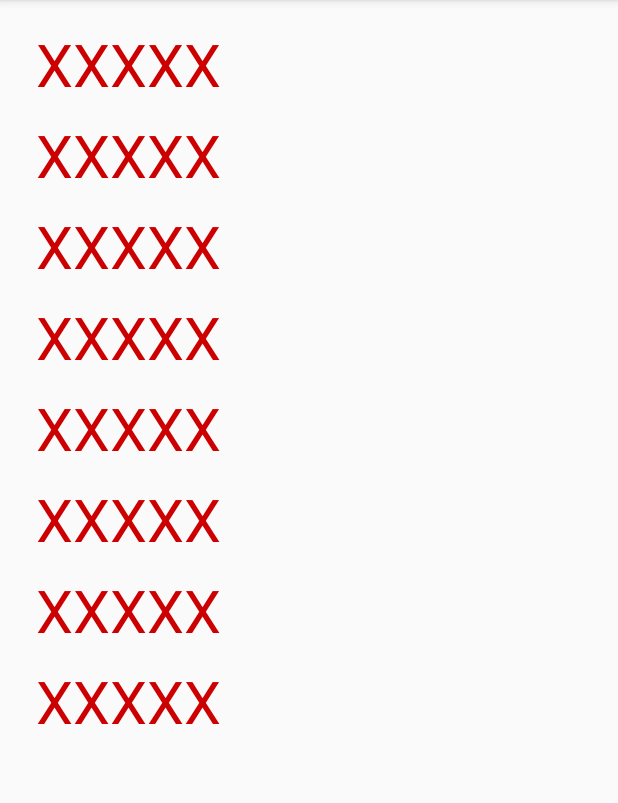
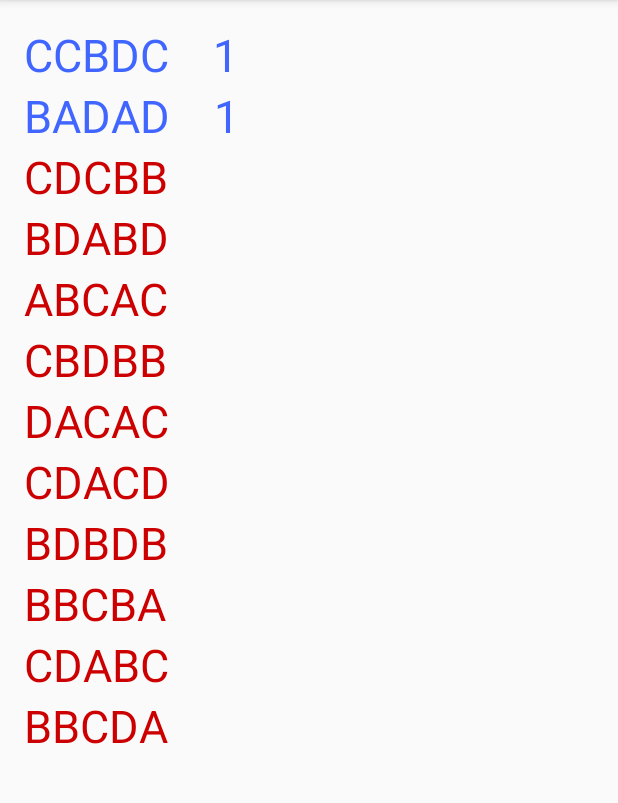
Before and after one commit to semenyutenko/identifygametest, an Android app: the screen it shows after launch (MainActivity), on a phone screen of 412 x 824 dp, the part 84-887 px from its top. Run offline under Robolectric (Android 15) with nearby library versions, the phone set to English and light mode, and no system bars.

Commit message:
1st_logic

```diff
--- a/app/src/main/java/satedshark/com/vk/identifygametest/MainActivity.java
+++ b/app/src/main/java/satedshark/com/vk/identifygametest/MainActivity.java
@@ -3,18 +3,31 @@ package satedshark.com.vk.identifygametest;
 import android.support.v7.app.AppCompatActivity;
 import android.os.Bundle;
 import android.view.View;
+import android.widget.LinearLayout;
 import android.widget.TextView;
 
 public class MainActivity extends AppCompatActivity {
-    TextView textView;
     static int numCount = 5;
-    static int numVariation = 5;
+    static int numVariation = 4;
+    static int numTips = 2;
+    TextView winview;
+    TextView winViewMess;
 
     @Override
     protected void onCreate(Bundle savedInstanceState) {
         super.onCreate(savedInstanceState);
         setContentView(R.layout.activity_main);
-        textView = findViewById(R.id.textView1);
+        winViewMess = findViewById(R.id.textWin);
+        LinearLayout linearLayout = findViewById(R.id.liner_layout);
+        for (int i = 0; i < linearLayout.getChildCount(); i++){
+            TextView tv = (TextView)linearLayout.getChildAt(i);
+            tv.setText(generator(numCount, numVariation));
+        }
+        winview = (TextView)linearLayout.getChildAt((int)(Math.random() *
+                (linearLayout.getChildCount() - numTips) + numTips));
+        for (int i = 0; i < numTips; i++){
+            onClick(linearLayout.getChildAt(i));
+        }
     }
     private static String generator(int n, int m){
         StringBuilder a = new StringBuilder();
@@ -27,6 +40,22 @@ public class MainActivity extends AppCompatActivity {
 
     public void onClick(View view) {
         TextView tv = (TextView)view;
-        tv.setText(generator(numCount, numVariation));
+        tv.setClickable(false);
+        tv.setTextColor(getResources().getColor(R.color.colorCh));
+        if (tv == winview) {
+            winViewMess.setVisibility(View.VISIBLE);
+        } else {
+            tv.setText(tv.getText() + "    " + coun((String)tv.getText(), (String) winview.getText()).toString());
+        }
     }
+
+    private static Integer coun(String z, String y){
+        Integer sum = 0;
+        for(int i = 0; i < z.length(); i++){
+            if(z.charAt(i) == y.charAt(i)){
+                sum++;
+            }
+        }
+            return sum;
+        }
 }
--- a/app/src/main/res/layout/activity_main.xml
+++ b/app/src/main/res/layout/activity_main.xml
@@ -2,112 +2,212 @@
 <android.support.constraint.ConstraintLayout xmlns:android="http://schemas.android.com/apk/res/android"
     xmlns:app="http://schemas.android.com/apk/res-auto"
     xmlns:tools="http://schemas.android.com/tools"
+    android:id="@+id/mainLayout"
     android:layout_width="match_parent"
     android:layout_height="match_parent"
     tools:context=".MainActivity">
 
     <TextView
+        android:id="@+id/textWin"
+        android:layout_width="match_parent"
+        android:layout_height="wrap_content"
+        android:layout_marginTop="8dp"
+        android:background="@android:color/white"
+        android:text="YOU WON!!!"
+        android:textAlignment="center"
+        android:textColor="@color/win_green"
+        android:textSize="50sp"
+        android:textStyle="bold"
+        android:visibility="invisible"
+        app:layout_constraintBottom_toBottomOf="parent"
+        app:layout_constraintEnd_toEndOf="parent"
+        app:layout_constraintStart_toStartOf="parent"
+        app:layout_constraintTop_toTopOf="parent" />
+
+    <LinearLayout
+        android:id="@+id/liner_layout"
+        android:layout_width="match_parent"
+        android:layout_height="match_parent"
+        android:layout_marginBottom="16dp"
+        android:layout_marginEnd="16dp"
+        android:layout_marginStart="16dp"
+        android:layout_marginTop="16dp"
+        android:orientation="vertical"
+        app:layout_constraintBottom_toBottomOf="parent"
+        app:layout_constraintEnd_toEndOf="parent"
+        app:layout_constraintHorizontal_bias="0.0"
+        app:layout_constraintStart_toStartOf="parent"
+        app:layout_constraintTop_toTopOf="parent"
+        app:layout_constraintVertical_bias="0.0">
+
+        <TextView
             android:id="@+id/textView1"
-        android:layout_width="wrap_content"
+            android:layout_width="match_parent"
             android:layout_height="wrap_content"
+            android:layout_margin="0dp"
             android:layout_marginLeft="24dp"
             android:layout_marginTop="16dp"
             android:onClick="onClick"
             android:text="XXXXX"
             android:textColor="@android:color/holo_red_dark"
-        android:textSize="39sp"
+            android:textSize="30sp"
             app:layout_constraintLeft_toLeftOf="parent"
             app:layout_constraintTop_toTopOf="parent" />
 
         <TextView
             android:id="@+id/textView2"
-        android:layout_width="wrap_content"
+            android:layout_width="match_parent"
             android:layout_height="wrap_content"
+            android:layout_margin="0dp"
             android:layout_marginStart="24dp"
             android:layout_marginTop="8dp"
             android:onClick="onClick"
             android:text="XXXXX"
             android:textColor="@android:color/holo_red_dark"
-        android:textSize="39sp"
+            android:textSize="30sp"
             app:layout_constraintStart_toStartOf="parent"
             app:layout_constraintTop_toBottomOf="@+id/textView1" />
 
         <TextView
             android:id="@+id/textView3"
-        android:layout_width="wrap_content"
+            android:layout_width="match_parent"
             android:layout_height="wrap_content"
+            android:layout_margin="0dp"
             android:layout_marginStart="24dp"
             android:layout_marginTop="8dp"
             android:onClick="onClick"
             android:text="XXXXX"
             android:textColor="@android:color/holo_red_dark"
-        android:textSize="39sp"
+            android:textSize="30sp"
             app:layout_constraintStart_toStartOf="parent"
             app:layout_constraintTop_toBottomOf="@+id/textView2" />
 
         <TextView
             android:id="@+id/textView4"
-        android:layout_width="wrap_content"
+            android:layout_width="match_parent"
             android:layout_height="wrap_content"
+            android:layout_margin="0dp"
             android:layout_marginLeft="24dp"
             android:layout_marginTop="8dp"
             android:onClick="onClick"
             android:text="XXXXX"
             android:textColor="@android:color/holo_red_dark"
-        android:textSize="39sp"
+            android:textSize="30sp"
             app:layout_constraintLeft_toLeftOf="parent"
             app:layout_constraintTop_toBottomOf="@+id/textView3" />
 
         <TextView
             android:id="@+id/textView5"
-        android:layout_width="wrap_content"
+            android:layout_width="match_parent"
             android:layout_height="wrap_content"
+            android:layout_margin="0dp"
             android:layout_marginStart="24dp"
             android:layout_marginTop="8dp"
             android:onClick="onClick"
             android:text="XXXXX"
             android:textColor="@android:color/holo_red_dark"
-        android:textSize="39sp"
+            android:textSize="30sp"
             app:layout_constraintStart_toStartOf="parent"
             app:layout_constraintTop_toBottomOf="@+id/textView4" />
 
         <TextView
             android:id="@+id/textView6"
-        android:layout_width="wrap_content"
+            android:layout_width="match_parent"
             android:layout_height="wrap_content"
+            android:layout_margin="0dp"
             android:layout_marginStart="24dp"
             android:layout_marginTop="8dp"
             android:onClick="onClick"
             android:text="XXXXX"
             android:textColor="@android:color/holo_red_dark"
-        android:textSize="39sp"
+            android:textSize="30sp"
             app:layout_constraintStart_toStartOf="parent"
             app:layout_constraintTop_toBottomOf="@+id/textView5" />
 
         <TextView
             android:id="@+id/textView7"
-        android:layout_width="wrap_content"
+            android:layout_width="match_parent"
             android:layout_height="wrap_content"
+            android:layout_margin="0dp"
             android:layout_marginStart="24dp"
             android:layout_marginTop="8dp"
             android:onClick="onClick"
             android:text="XXXXX"
             android:textColor="@android:color/holo_red_dark"
-        android:textSize="39sp"
+            android:textSize="30sp"
             app:layout_constraintStart_toStartOf="parent"
             app:layout_constraintTop_toBottomOf="@+id/textView6" />
 
         <TextView
             android:id="@+id/textView8"
-        android:layout_width="wrap_content"
+            android:layout_width="match_parent"
             android:layout_height="wrap_content"
+            android:layout_margin="0dp"
             android:layout_marginStart="24dp"
             android:layout_marginTop="8dp"
             android:onClick="onClick"
             android:text="XXXXX"
             android:textColor="@android:color/holo_red_dark"
-        android:textSize="39sp"
+            android:textSize="30sp"
             app:layout_constraintStart_toStartOf="parent"
             app:layout_constraintTop_toBottomOf="@+id/textView7" />
 
+        <TextView
+            android:id="@+id/textView9"
+            android:layout_width="match_parent"
+            android:layout_height="wrap_content"
+            android:layout_margin="0dp"
+            android:layout_marginStart="24dp"
+            android:layout_marginTop="8dp"
+            android:onClick="onClick"
+            android:text="XXXXX"
+            android:textColor="@android:color/holo_red_dark"
+            android:textSize="30sp"
+            app:layout_constraintStart_toStartOf="parent"
+            app:layout_constraintTop_toBottomOf="@+id/textView4" />
+
+        <TextView
+            android:id="@+id/textView11"
+            android:layout_width="match_parent"
+            android:layout_height="wrap_content"
+            android:layout_margin="0dp"
+            android:layout_marginStart="24dp"
+            android:layout_marginTop="8dp"
+            android:onClick="onClick"
+            android:text="XXXXX"
+            android:textColor="@android:color/holo_red_dark"
+            android:textSize="30sp"
+            app:layout_constraintStart_toStartOf="parent"
+            app:layout_constraintTop_toBottomOf="@+id/textView6" />
+
+        <TextView
+            android:id="@+id/textView10"
+            android:layout_width="match_parent"
+            android:layout_height="wrap_content"
+            android:layout_margin="0dp"
+            android:layout_marginStart="24dp"
+            android:layout_marginTop="8dp"
+            android:onClick="onClick"
+            android:text="XXXXX"
+            android:textColor="@android:color/holo_red_dark"
+            android:textSize="30sp"
+            app:layout_constraintStart_toStartOf="parent"
+            app:layout_constraintTop_toBottomOf="@+id/textView5" />
+
+        <TextView
+            android:id="@+id/textView12"
+            android:layout_width="match_parent"
+            android:layout_height="wrap_content"
+            android:layout_margin="0dp"
+            android:layout_marginStart="24dp"
+            android:layout_marginTop="8dp"
+            android:onClick="onClick"
+            android:text="XXXXX"
+            android:textColor="@android:color/holo_red_dark"
+            android:textSize="30sp"
+            app:layout_constraintStart_toStartOf="parent"
+            app:layout_constraintTop_toBottomOf="@+id/textView7" />
+
+    </LinearLayout>
+
 </android.support.constraint.ConstraintLayout>
--- a/app/src/main/res/values/colors.xml
+++ b/app/src/main/res/values/colors.xml
@@ -3,4 +3,6 @@
     <color name="colorPrimary">#3F51B5</color>
     <color name="colorPrimaryDark">#303F9F</color>
     <color name="colorAccent">#FF4081</color>
+    <color name="colorCh">#4066ff</color>
+    <color name="win_green">#0dd321</color>
 </resources>
```
Lines whose indentation alone changed are shown as unchanged.
